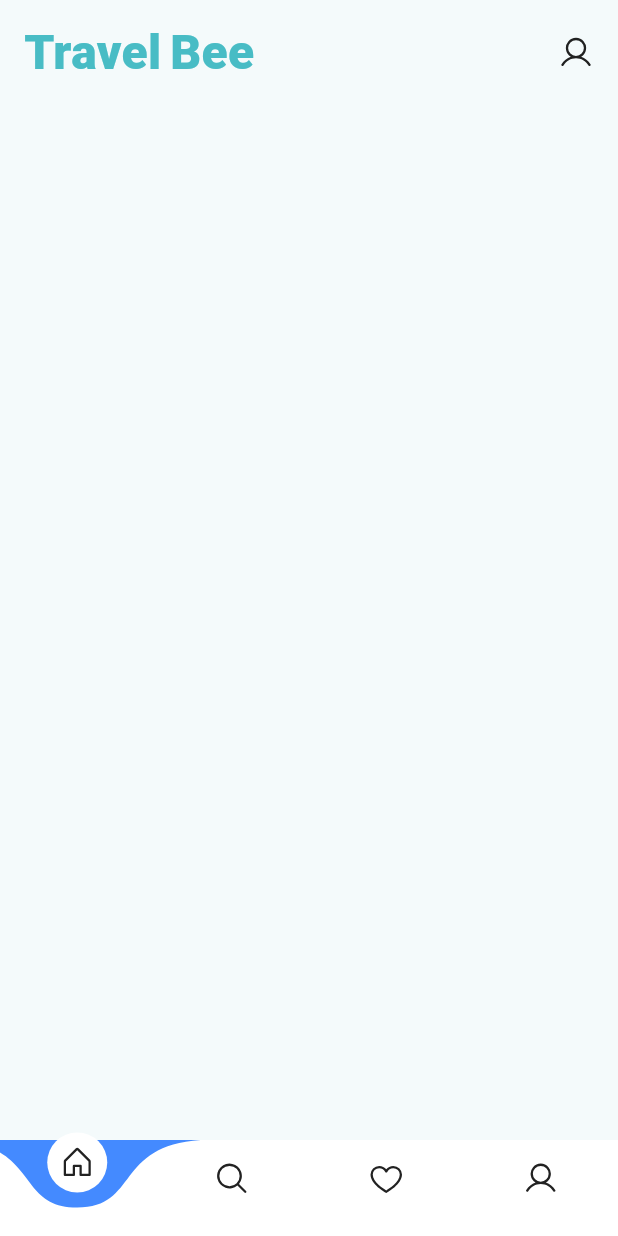
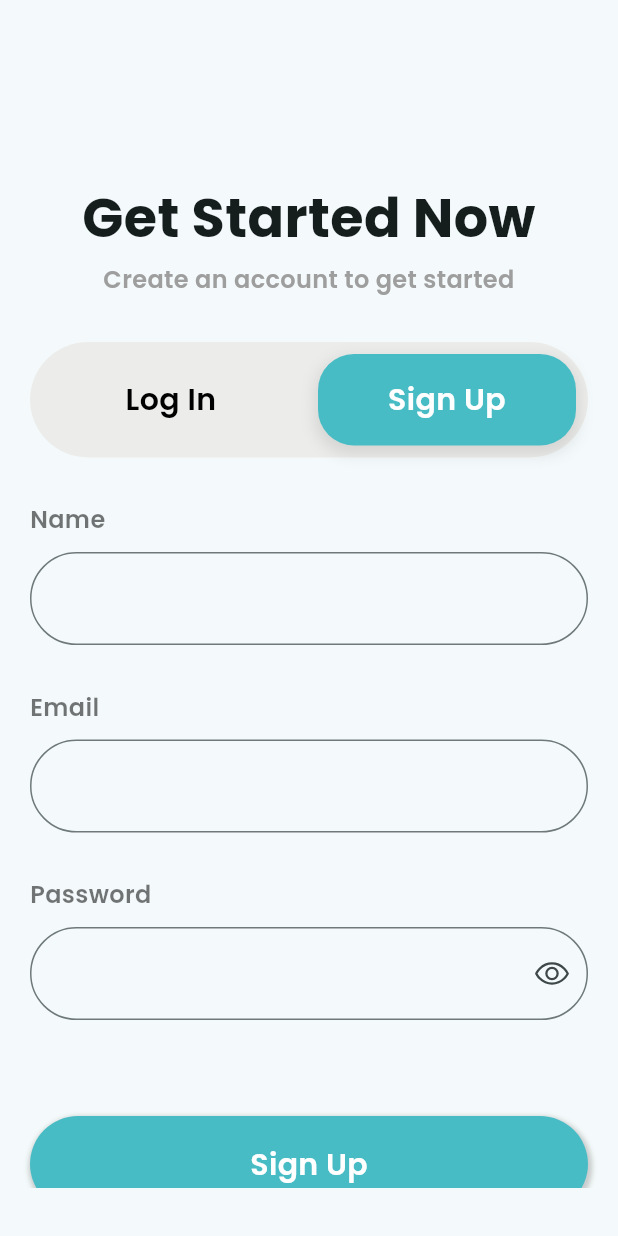
Before and after one commit to itsakhlaqahmed/travel_bee, a Flutter app: the screen it shows after launch, on a phone screen of 412 x 824 dp. Run offline on Flutter 3.47's test engine with Material 3 defaults, Android fonts, the phone set to English and light mode, and no system bars; drawn by our look-alikes of curved_labeled_navigation_bar; our stand-ins replace cloud_firestore, firebase_auth, firebase_core, flutter_riverpod, google_fonts, phosphor_flutter; missing offline and left inert: excel; accounts and stored records are empty.

Commit message:
Ui Updates

```diff
--- a/lib/main.dart
+++ b/lib/main.dart
@@ -60,44 +60,50 @@ class _MyAppState extends State<MyApp> {
     return MaterialApp(
       title: 'Travel Bee',
       theme: ThemeData(
-        colorScheme: ColorScheme.fromSeed(seedColor: ColorTheme.primaryColor),
+        colorScheme: ColorScheme.fromSeed(
+          seedColor: ColorTheme.primaryColor,
+        ),
         fontFamily: GoogleFonts.poppins().fontFamily,
         useMaterial3: true,
       ),
-      home: Scaffold(
-        bottomNavigationBar: CurvedNavigationBar(
-          height: 64,
-          iconPadding: 16,
-          items: [
-            CurvedNavigationBarItem(
-              child: Icon(PhosphorIcons.house()),
-            ),
-            CurvedNavigationBarItem(
-              child: Icon(PhosphorIcons.magnifyingGlass()),
-            ),
-            CurvedNavigationBarItem(
-              child: Icon(PhosphorIcons.heart()),
-            ),
-            CurvedNavigationBarItem(
-              child: Icon(PhosphorIcons.user()),
-            ),
-          ],
-          onTap: (index) {
-            setState(() {
-              _tabIndex = index;
-            });
-          },
-        ),
-        body: IndexedStack(
-          index: _tabIndex,
-          children: [
-            const Home(),
-            ListingPage(),
-            const Text('Favorites Page'),
-            const Text('User Page'),
-          ],
-        ),
-      ),
+      home: const Auth(),
+      // home: Scaffold(
+      //   bottomNavigationBar: CurvedNavigationBar(
+      //     backgroundColor: Color.fromARGB(255, 236, 224, 206),
+      //     color: Color.fromARGB(255, 250, 244, 240),
+      //     // buttonBackgroundColor: Color.fromARGB(255, 236, 224, 206),
+      //     height: 64,
+      //     iconPadding: 16,
+      //     items: [
+      //       CurvedNavigationBarItem(
+      //         child: Icon(PhosphorIcons.house()),
+      //       ),
+      //       CurvedNavigationBarItem(
+      //         child: Icon(PhosphorIcons.magnifyingGlass()),
+      //       ),
+      //       CurvedNavigationBarItem(
+      //         child: Icon(PhosphorIcons.heart()),
+      //       ),
+      //       CurvedNavigationBarItem(
+      //         child: Icon(PhosphorIcons.user()),
+      //       ),
+      //     ],
+      //     onTap: (index) {
+      //       setState(() {
+      //         _tabIndex = index;
+      //       });
+      //     },
+      //   ),
+      //   body: IndexedStack(
+      //     index: _tabIndex,
+      //     children: [
+      //       const Home(),
+      //       ListingPage(),
+      //       const Text('Favorites Page'),
+      //       const Text('User Page'),
+      //     ],
+      //   ),
+      // ),
     );
   }
 }
--- a/lib/pages/common/auth/auth.dart
+++ b/lib/pages/common/auth/auth.dart
@@ -1,20 +1,141 @@
 import 'package:flutter/material.dart';
+import 'package:travel_bee/themes/color_theme.dart';
+import 'package:travel_bee/themes/font_theme.dart';
 import 'package:travel_bee/widgets/auth/auth_form.dart';
 import 'package:travel_bee/widgets/layout.dart';
 
 class Auth extends StatefulWidget {
-  const Auth({super.key});
+  const Auth({
+    super.key,
+  });
 
   @override
   State<Auth> createState() => _AuthState();
 }
 
 class _AuthState extends State<Auth> {
+  bool _isLoginSelected = false;
+
+  final _selectedDecoration = BoxDecoration(
+    color: ColorTheme.primaryColor,
+    borderRadius: BorderRadius.circular(24),
+    boxShadow: [
+      BoxShadow(
+        color: Colors.black.withAlpha(25),
+        blurRadius: 8,
+        spreadRadius: 2,
+        offset: const Offset(0, 4),
+      ),
+    ],
+  );
+
+  void onTabClick(int index) {
+    setState(() {
+      _isLoginSelected = index == 0;
+    });
+  }
+
   @override
   Widget build(BuildContext context) {
-    return Layout(
-      topBar: false,
-      child: AuthForm(),
+    return Scaffold(
+      body: Layout(
+        enablePadding: true,
+        topBar: false,
+        child: Column(
+          children: [
+            const SizedBox(
+              height: 120,
+            ),
+            Text(
+              _isLoginSelected ? 'Welcome Back' : 'Get Started Now',
+              textAlign: TextAlign.center,
+              style: const TextStyle(
+                fontSize: 36,
+                fontWeight: FontWeight.w700,
+              ),
+            ),
+            const SizedBox(
+              height: 6,
+            ),
+            Text(
+              _isLoginSelected
+                  ? 'Login to access your account'
+                  : 'Create an account to get started',
+              textAlign: TextAlign.center,
+              style: FontTheme.subHeadingStyle,
+            ),
+            const SizedBox(
+              height: 32,
+            ),
+            Container(
+              padding: const EdgeInsets.all(8),
+              decoration: BoxDecoration(
+                color: ColorTheme.backgroundGrey,
+                borderRadius: BorderRadius.circular(48),
+              ),
+              child: Row(
+                children: [
+                  Expanded(
+                    child: InkWell(
+                      onTap: () {
+                        onTabClick(0);
+                      },
+                      child: Container(
+                        padding: const EdgeInsets.all(16),
+                        decoration:
+                            _isLoginSelected ? _selectedDecoration : null,
+                        child: Text(
+                          'Log In',
+                          textAlign: TextAlign.center,
+                          style: TextStyle(
+                            fontSize: 20,
+                            fontWeight: FontWeight.w600,
+                            color:
+                                _isLoginSelected ? Colors.white : Colors.black,
+                          ),
+                        ),
+                        // ),
+                      ),
+                    ),
+                  ),
+                  const SizedBox(
+                    width: 12,
+                  ),
+                  Expanded(
+                    child: InkWell(
+                      onTap: () {
+                        onTabClick(1);
+                      },
+                      child: Container(
+                        padding: const EdgeInsets.all(16),
+                        decoration:
+                            _isLoginSelected ? null : _selectedDecoration,
+                        child: Text(
+                          'Sign Up',
+                          textAlign: TextAlign.center,
+                          style: TextStyle(
+                            fontSize: 20,
+                            fontWeight: FontWeight.w600,
+                            color:
+                                _isLoginSelected ? Colors.black : Colors.white,
+                          ),
+                        ),
+                        // ),
+                      ),
+                    ),
+                  ),
+                ],
+              ),
+            ),
+            const SizedBox(
+              height: 32,
+            ),
+            AuthForm(
+              isLogin: _isLoginSelected,
+            ),
+          ],
+        ),
+      ),
     );
   }
 }
--- a/lib/pages/details_page.dart
+++ b/lib/pages/details_page.dart
@@ -31,7 +31,8 @@ class _DetailsPageState extends State<DetailsPage> {
       });
     });
 
-    return Layout(
+    return Scaffold(
+      body: Layout(
         enablePadding: false,
         topBar: false,
         child: Column(
@@ -82,9 +83,10 @@ class _DetailsPageState extends State<DetailsPage> {
             // Spacer(),
             Padding(
               padding: EdgeInsets.symmetric(horizontal: ThemeLayout.edgeHorizontalPadding),
-            child: WidthButton(),
+              // child: WidthButton(),
             )
           ],
+        ),
       ),
     );
   }
--- a/lib/themes/theme_layout.dart
+++ b/lib/themes/theme_layout.dart
@@ -1,5 +1,5 @@
 class ThemeLayout {
   const ThemeLayout();
-  static double edgeHorizontalPadding = 16;
+  static double edgeHorizontalPadding = 20;
   static double fullRadius = 48;
 }
--- a/lib/widgets/auth/auth_form.dart
+++ b/lib/widgets/auth/auth_form.dart
@@ -4,60 +4,76 @@ import 'package:travel_bee/widgets/auth/input_field.dart';
 import 'package:travel_bee/widgets/common/width_button.dart';
 
 class AuthForm extends StatefulWidget {
-  const AuthForm({super.key});
+  const AuthForm({
+    super.key,
+    required this.isLogin,
+  });
 
+  final bool isLogin;
   @override
   State<StatefulWidget> createState() => _AuthFormState();
 }
 
 class _AuthFormState extends State<AuthForm> {
   final _formKey = GlobalKey<FormState>();
+  final _formData = {};
+
+  void onSave(String key, String? value) {
+    _formData[key] = value;
+  }
+
+  String? onValidation(String? value) {
+    if (value == null || value.isEmpty) {
+      return 'This field is required';
+    }
+
+    return null;
+  }
 
   @override
   Widget build(BuildContext context) {
     return Form(
       key: _formKey,
-      child: const Column(
+      child: Column(
         crossAxisAlignment: CrossAxisAlignment.start,
         mainAxisAlignment: MainAxisAlignment.center,
         children: [
+          widget.isLogin
+              ? const SizedBox.shrink()
+              : InputField(
+                  label: 'Name',
+                  onSave: (String? value) {
+                    onSave('Name', value);
+                  },
+                  onValidation: onValidation,
+                ),
           SizedBox(
-            height: 32,
-          ),
-          Center(
-            child: Text(
-              'Welcome Back',
-              style: TextStyle(
-                fontSize: 36,
-                fontWeight: FontWeight.w700,
-              ),
-            ),
-          ),
-          SizedBox(
-            height: 6,
-          ),
-          Center(
-            child: Text(
-              'Login to access your account',
-              style: FontTheme.subHeadingStyle,
-            ),
-          ),
-          SizedBox(
-            height: 32,
+            height: widget.isLogin ? 0 : 32,
           ),
           InputField(
             label: 'Email',
+            onSave: (String? value) {
+              onSave('email', value);
+            },
+            onValidation: onValidation,
           ),
-          SizedBox(
+          const SizedBox(
             height: 32,
           ),
           InputField(
             label: 'Password',
+            hideText: true,
+            onSave: (String? value) {
+              onSave('password', value);
+            },
+            onValidation: onValidation,
           ),
-          SizedBox(
+          const SizedBox(
             height: 64,
           ),
-          WidthButton(),
+          WidthButton(
+            text: widget.isLogin ? 'Log In' : 'Sign Up',
+          ),
         ],
       ),
     );
--- a/lib/widgets/auth/input_field.dart
+++ b/lib/widgets/auth/input_field.dart
@@ -1,4 +1,5 @@
 import 'package:flutter/material.dart';
+import 'package:phosphor_flutter/phosphor_flutter.dart';
 import 'package:travel_bee/themes/font_theme.dart';
 
 class InputField extends StatefulWidget {
@@ -44,10 +45,7 @@ class _InputFieldState extends State<InputField> {
         ),
         TextFormField(
           style: const TextStyle(
-            fontWeight: FontWeight.w500,
-            color: Colors.black54,
-            fontSize: 20
-          ),
+              fontWeight: FontWeight.w500, color: Colors.black54, fontSize: 20),
           obscureText: widget.hideText == true ? _isTextHidden : false,
           autocorrect: false,
           onSaved: widget.onSave,
@@ -66,8 +64,8 @@ class _InputFieldState extends State<InputField> {
                       });
                     },
                     icon: _isTextHidden
-                        ? const Icon(Icons.visibility_outlined)
-                        : const Icon(Icons.visibility_off_outlined),
+                        ? Icon(PhosphorIcons.eye())
+                        : Icon(PhosphorIcons.eyeSlash()),
                   )
                 : null,
             // label: Row(
--- a/lib/widgets/common/main_card.dart
+++ b/lib/widgets/common/main_card.dart
@@ -1,4 +1,3 @@
-import 'package:auto_size_text/auto_size_text.dart';
 import 'package:flutter/material.dart';
 
 enum CardType { square, vertical }
@@ -51,6 +50,7 @@ class MainCard extends StatelessWidget {
             ),
             Container(
               width: double.infinity,
+              // height: double.infinity,
               decoration: BoxDecoration(
                 gradient: LinearGradient(
                   begin: Alignment.topCenter,
@@ -58,6 +58,7 @@ class MainCard extends StatelessWidget {
                   colors: [
                     Colors.transparent,
                     Colors.black.withAlpha((255 * .8).toInt()),
+                    // Color.fromARGB(255, 236, 224, 206)
                   ],
                 ),
               ),
@@ -67,18 +68,23 @@ class MainCard extends StatelessWidget {
               child: SizedBox(
                 width: MediaQuery.of(context).size.width * 0.5,
                 child: Text(
-                    title.length <= 16 ? title: '${title.substring(0, 16)}...',
+                  title.length <= 16 ? title : '${title.substring(0, 16)}...',
                   textAlign: TextAlign.center,
                   overflow: TextOverflow.ellipsis,
                   maxLines: 1,
                   style: const TextStyle(
+                    shadows: [
+                      Shadow(
+                        color: Colors.grey,
+                        offset: Offset(1, 1)
+                      ),
+                    ],
                     fontSize: 20,
                     fontWeight: FontWeight.bold,
                     color: Colors.white,
                   ),
                 ),
               ),
-
             ),
           ],
         ),
--- a/lib/widgets/common/width_button.dart
+++ b/lib/widgets/common/width_button.dart
@@ -4,7 +4,12 @@ import 'package:travel_bee/themes/font_theme.dart';
 import 'package:travel_bee/themes/theme_layout.dart';
 
 class WidthButton extends StatelessWidget {
-  const WidthButton({super.key});
+  const WidthButton({
+    super.key,
+    required this.text,
+  });
+
+  final String text;
 
   @override
   Widget build(BuildContext context) {
@@ -29,9 +34,9 @@ class WidthButton extends StatelessWidget {
         ),
         child: Center(
           child: Text(
-            'Login',
+            text,
             style: FontTheme.subHeadingStyle.copyWith(
-                fontWeight: FontWeight.w600, color: Colors.black, fontSize: 20),
+                fontWeight: FontWeight.w600, color: Colors.white, fontSize: 20),
           ),
         ),
       ),
--- a/lib/widgets/layout.dart
+++ b/lib/widgets/layout.dart
@@ -19,7 +19,6 @@ class Layout extends StatefulWidget {
 }
 
 class _LayoutState extends State<Layout> {
-  int _tab = 0;
 
   @override
   Widget build(context) {
```
Lines whose indentation alone changed are shown as unchanged.
